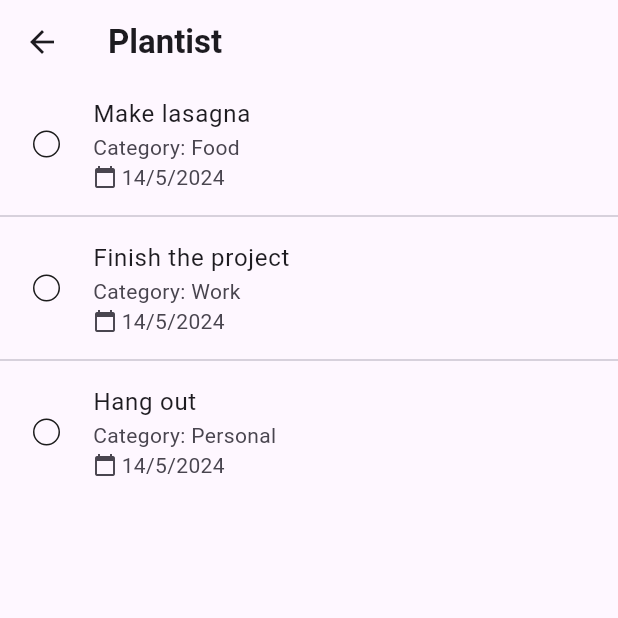
After one commit to cemugurlu/todo-app-flutter, a Flutter app: the TodoScreen screen opened by its route, on a phone screen of 412 x 824 dp, the top half of it. The commit adds this screen. Run offline on Flutter 3.47's test engine with Material 3 defaults, Android fonts, the phone set to English and light mode, and no system bars; our stand-ins replace get.

Commit message:
todo screen added

```diff
--- a/lib/app_routes.dart
+++ b/lib/app_routes.dart
@@ -2,9 +2,11 @@
 
 import 'package:get/get.dart';
 import 'package:plantist/screens/login_screen.dart';
+import 'package:plantist/screens/todo_screen.dart';
 import 'package:plantist/screens/welcome_screen.dart';
 
 final routes = [
   GetPage(name: '/', page: () => const WelcomeScreen()),
   GetPage(name: '/login', page: () => LoginScreen()),
+  GetPage(name: '/todo', page: () => TodoScreen())
 ];
--- a/lib/controllers/login_controller.dart
+++ b/lib/controllers/login_controller.dart
@@ -19,6 +19,6 @@ class LoginController extends GetxController {
   }
 
   void togglePasswordVisibility() {
-    isObscure.value = !isObscure.value; // Toggle the visibility state
+    isObscure.value = !isObscure.value;
   }
 }
--- /dev/null
+++ b/lib/controllers/todo_controller.dart
@@ -0,0 +1,22 @@
+import 'package:get/get.dart';
+import 'package:plantist/models/todo_model.dart';
+
+class TodoController extends GetxController {
+  var todos = <Todo>[].obs;
+
+  void addTodo(Todo todo) {
+    todos.add(todo);
+  }
+
+  @override
+  void onInit() {
+    super.onInit();
+    addTodo(Todo(name: 'Make lasagna', category: 'Food', date: DateTime.now()));
+    addTodo(Todo(name: 'Finish the project', category: 'Work', date: DateTime.now()));
+    addTodo(Todo(name: 'Hang out', category: 'Personal', date: DateTime.now()));
+  }
+
+  void toggleCompleted(int index) {
+    todos[index].toggleCompleted();
+  }
+}
--- /dev/null
+++ b/lib/models/todo_model.dart
@@ -0,0 +1,21 @@
+import 'package:get/get.dart';
+
+class Todo {
+  late String name;
+  late String category;
+  late DateTime date;
+  late RxBool isCompleted;
+
+  Todo({
+    required this.name,
+    required this.category,
+    required this.date,
+    bool isCompleted = false,
+  }) {
+    this.isCompleted = isCompleted.obs;
+  }
+
+  void toggleCompleted() {
+    isCompleted.value = !isCompleted.value;
+  }
+}
--- a/lib/screens/login_screen.dart
+++ b/lib/screens/login_screen.dart
@@ -108,6 +108,7 @@ class LoginScreen extends StatelessWidget {
                     onTap: loginController.isButtonEnabled.value
                         ? () {
                             //TODO: sign in action
+                            Get.toNamed('/todo');
                           }
                         : null,
                     splashColor: Colors.blue,
--- /dev/null
+++ b/lib/screens/todo_screen.dart
@@ -0,0 +1,90 @@
+import 'package:flutter/material.dart';
+import 'package:get/get.dart';
+import 'package:plantist/controllers/todo_controller.dart';
+import 'package:plantist/models/todo_model.dart';
+import 'dart:math';
+
+class TodoScreen extends StatelessWidget {
+  final TodoController todoController = Get.put(TodoController());
+
+  // Generate a list of random colors
+  final List<Color> randomColors = List.generate(
+    100, // Number of colors you want
+    (index) => Color.fromRGBO(
+      Random().nextInt(256), // Random red value
+      Random().nextInt(256), // Random green value
+      Random().nextInt(256), // Random blue value
+      1, // Alpha value (full opacity)
+    ),
+  );
+
+  @override
+  Widget build(BuildContext context) {
+    return Scaffold(
+      appBar: AppBar(
+        title: const Text(
+          'Plantist',
+          style: TextStyle(
+            fontWeight: FontWeight.bold,
+          ),
+        ),
+      ),
+      body: Obx(() {
+        final todos = todoController.todos;
+        return ListView.builder(
+          itemCount: todos.length,
+          itemBuilder: (context, index) {
+            final todo = todos[index];
+            // Format the date
+            final formattedDate = '${todo.date.day}/${todo.date.month}/${todo.date.year}';
+            return Column(
+              children: [
+                ListTile(
+                  leading: Obx(() {
+                    return SizedBox(
+                      width: 30,
+                      child: Checkbox(
+                        value: todo.isCompleted.value,
+                        onChanged: (value) {
+                          todoController.toggleCompleted(index);
+                        },
+                        shape: const CircleBorder(),
+                        materialTapTargetSize: MaterialTapTargetSize.shrinkWrap,
+                        activeColor: const Color.fromRGBO(13, 22, 40, 1),
+                        side: BorderSide(
+                          color: randomColors[index % randomColors.length],
+                        ),
+                      ),
+                    );
+                  }),
+                  title: Text(todo.name),
+                  subtitle: Column(
+                    crossAxisAlignment: CrossAxisAlignment.start,
+                    children: [
+                      Text('Category: ${todo.category}'),
+                      Row(
+                        children: [
+                          const Icon(
+                            Icons.calendar_today,
+                            size: 16,
+                          ),
+                          const SizedBox(width: 3),
+                          Text(formattedDate),
+                        ],
+                      ), // Use formatted date
+                    ],
+                  ),
+                  onTap: () {
+                    // Handle todo tap
+                    // You can navigate to a detail screen or do something else
+                  },
+                ),
+                if (index != todos.length - 1) Divider(), // Add divider if not the last item
+              ],
+            );
+          },
+        );
+      }),
+    );
+  }
+}
```
Also changed, not shown: 3 other files.
